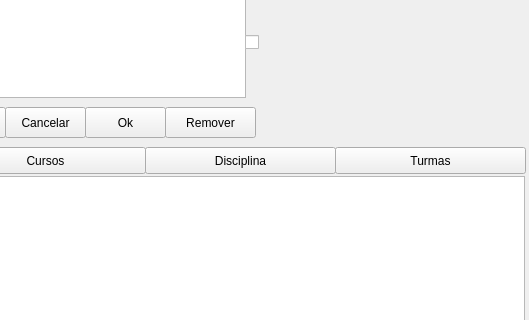
redu/qt-example, file main_window.ui: the form before one commit; both pictures show x 265 to 794 and y 163 to 483 of the 794 by 662 pixel window.
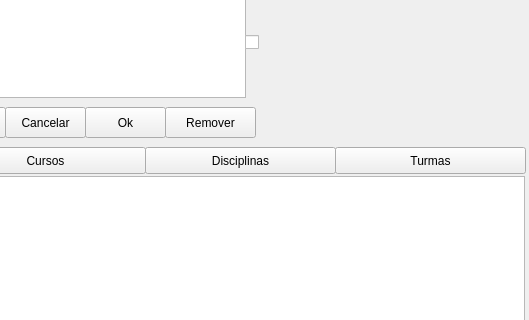
The form after the commit.

What changed in the file:
```diff
--- a/main_window.ui
+++ b/main_window.ui
@@ -239,7 +239,7 @@
      </rect>
     </property>
     <property name="text">
-     <string>Disciplina</string>
+     <string>Disciplinas</string>
     </property>
    </widget>
    <widget class="QPushButton" name="gang">
```
